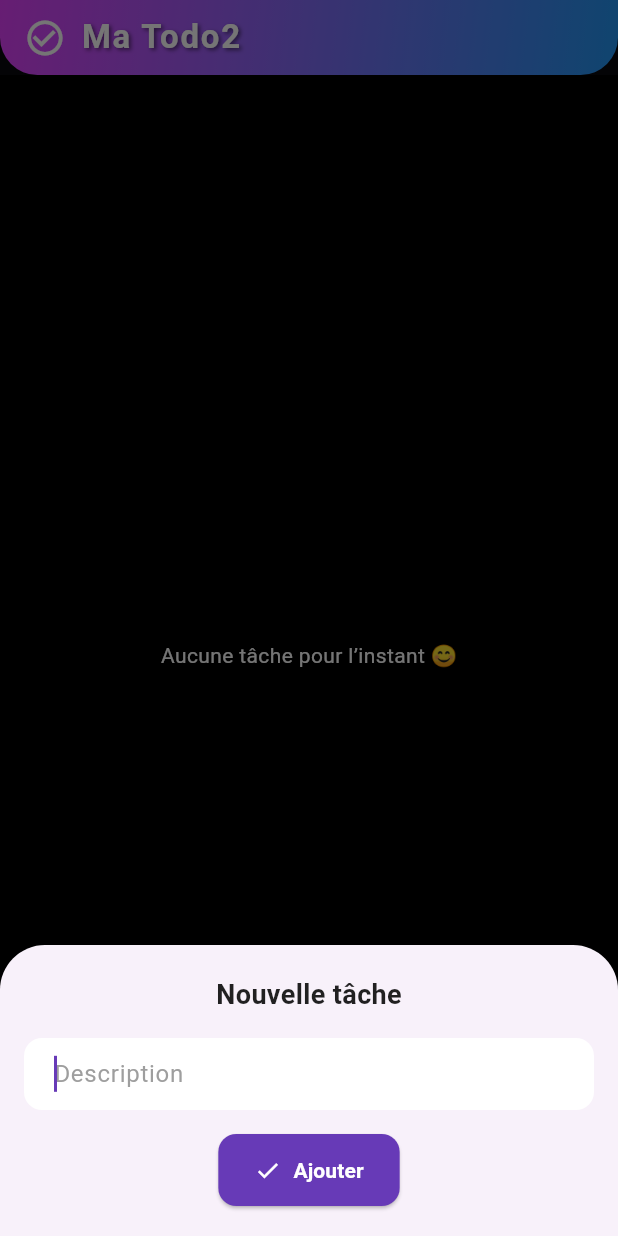
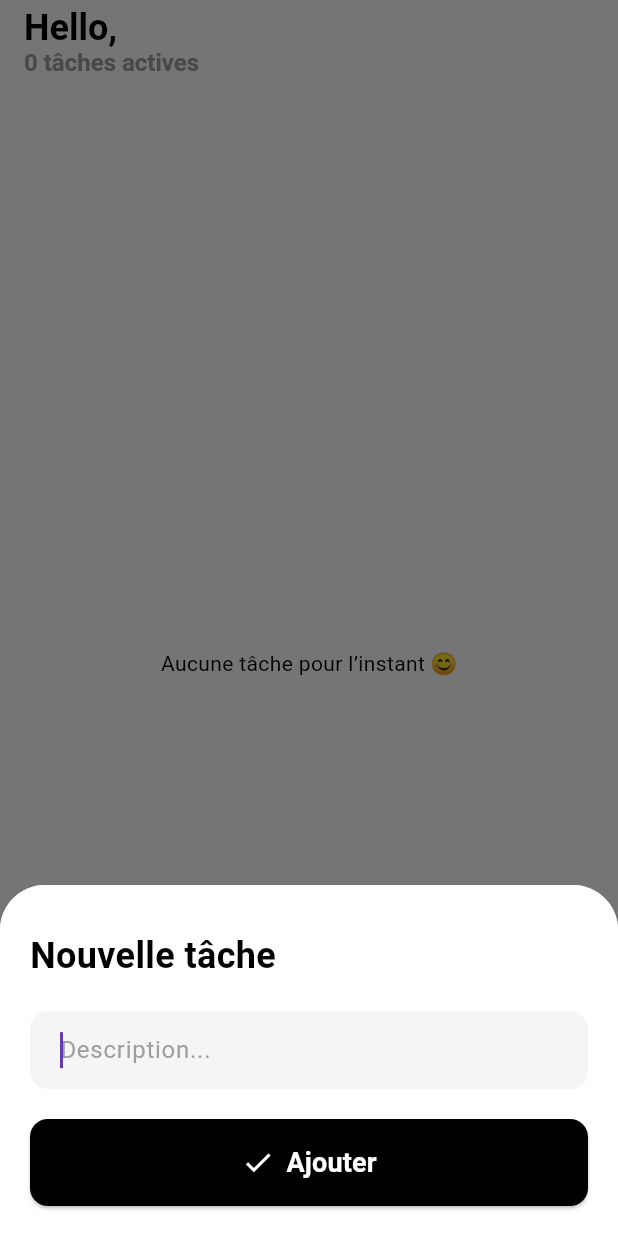
Before and after one commit to arnauddlbghe/daily_todo_app, a Flutter app: the screen it shows after launch, after a tap on the "add" icon, on a phone screen of 412 x 824 dp. Run offline on Flutter 3.47's test engine with Material 3 defaults, Android fonts, the phone set to English and light mode, and no system bars; our stand-ins replace flutter_bloc, sqflite; accounts and stored records are empty.

Commit message:
feat: rework screens ui/ux

```diff
--- /dev/null
+++ b/devtools_options.yaml
@@ -0,0 +1,3 @@
+description: This file stores settings for Dart & Flutter DevTools.
+documentation: https://docs.flutter.dev/tools/devtools/extensions#configure-extension-enablement-states
+extensions:
--- a/lib/components/add_todo_sheet.dart
+++ b/lib/components/add_todo_sheet.dart
@@ -13,31 +13,43 @@ class AddTodoSheet extends StatelessWidget {
   Widget build(BuildContext context) {
     final TextEditingController _controller = TextEditingController();
 
-    return Padding(
+    return Container(
+      decoration: const BoxDecoration(
+        color: Colors.white,
+        borderRadius: BorderRadius.vertical(top: Radius.circular(30)),
+      ),
+      child: Padding(
         padding: EdgeInsets.only(
-        left: 16,
-        right: 16,
+          left: 20,
+          right: 20,
           bottom: MediaQuery.of(context).viewInsets.bottom + 20,
-        top: 20,
+          top: 30,
         ),
         child: Column(
           mainAxisSize: MainAxisSize.min,
+          crossAxisAlignment: CrossAxisAlignment.start,
           children: [
             const Text(
               'Nouvelle tâche',
-            style: TextStyle(fontSize: 18, fontWeight: FontWeight.bold),
+              style: TextStyle(
+                fontSize: 24,
+                fontWeight: FontWeight.bold,
+                color: Colors.black,
               ),
-          const SizedBox(height: 16),
+            ),
+            const SizedBox(height: 20),
             TextField(
               controller: _controller,
               autofocus: true,
+              style: const TextStyle(color: Colors.black),
               decoration: InputDecoration(
-              hintText: 'Description',
+                hintText: 'Description...',
+                hintStyle: TextStyle(color: Colors.grey.shade500),
                 filled: true,
-              fillColor: Colors.white,
+                fillColor: Colors.grey.shade100,
                 contentPadding: const EdgeInsets.symmetric(
                   horizontal: 16,
-                vertical: 12,
+                  vertical: 14,
                 ),
                 border: OutlineInputBorder(
                   borderRadius: BorderRadius.circular(12),
@@ -45,14 +57,19 @@ class AddTodoSheet extends StatelessWidget {
                 ),
               ),
             ),
-          const SizedBox(height: 16),
-          ElevatedButton.icon(
-            icon: const Icon(Icons.check),
-            label: const Text('Ajouter'),
+            const SizedBox(height: 20),
+            SizedBox(
+              width: double.infinity,
+              child: ElevatedButton.icon(
+                icon: const Icon(Icons.check, size: 22),
+                label: const Text(
+                  'Ajouter',
+                  style: TextStyle(fontSize: 18, fontWeight: FontWeight.bold),
+                ),
                 style: ElevatedButton.styleFrom(
-              backgroundColor: Theme.of(context).primaryColor,
+                  backgroundColor: Colors.black,
                   foregroundColor: Colors.white,
-              padding: const EdgeInsets.symmetric(horizontal: 24, vertical: 14),
+                  padding: const EdgeInsets.symmetric(vertical: 16),
                   shape: RoundedRectangleBorder(
                     borderRadius: BorderRadius.circular(12),
                   ),
@@ -73,7 +90,9 @@ class AddTodoSheet extends StatelessWidget {
                   }
                 },
               ),
+            ),
           ],
+        ),
       ),
     );
   }
--- a/lib/screens/home_screen.dart
+++ b/lib/screens/home_screen.dart
@@ -1,5 +1,6 @@
 import 'package:flutter/material.dart';
 import 'package:flutter_bloc/flutter_bloc.dart';
+import 'package:intl/intl.dart';
 import '../blocs/todo_bloc.dart';
 import '../blocs/todo_event.dart';
 import '../blocs/todo_state.dart';
@@ -10,100 +11,90 @@ class HomeScreen extends StatelessWidget {
 
   @override
   Widget build(BuildContext context) {
-    context.read<TodoBloc>().add(LoadTodos());
-    final theme = Theme.of(context);
+    context.read<TodoBloc>().add(
+      LoadTodos(),
+    ); // Charger les données dès l'ouverture
 
     return Scaffold(
-      backgroundColor: Colors.black,
+      backgroundColor: Colors.white,
       appBar: PreferredSize(
-        preferredSize: const Size.fromHeight(
-          50,
-        ), // Réduire la taille de l'AppBar
+        preferredSize: const Size.fromHeight(60),
         child: AppBar(
-          title: Row(
+          backgroundColor: Colors.white,
+          elevation: 0,
+          title: Column(
+            crossAxisAlignment: CrossAxisAlignment.start,
             children: [
-              Icon(
-                Icons
-                    .check_circle_outline, // Ajoutez une icône si vous le souhaitez
-                color: Colors.white,
-                size: 28,
+              const Text(
+                'Hello,',
+                style: TextStyle(
+                  fontSize: 24,
+                  fontWeight: FontWeight.bold,
+                  color: Colors.black,
+                ),
               ),
-              const SizedBox(width: 10),
-              const Text(
-                'Ma Todo2',
-                style: TextStyle(
-                  fontWeight: FontWeight.bold,
-                  fontSize: 22,
-                  letterSpacing:
-                      1.2, // Espacement des lettres pour plus de style
-                  color: Colors.white,
-                  shadows: [
-                    Shadow(
-                      offset: Offset(1.5, 1.5),
-                      blurRadius: 3,
-                      color: Colors.black54,
-                    ),
-                  ], // Ombre légère pour un effet plus moderne
-                ),
+              BlocBuilder<TodoBloc, TodoState>(
+                builder: (context, state) {
+                  final activeTasks =
+                      state.todos.values
+                          .expand((e) => e)
+                          .where((todo) => !todo.isDone)
+                          .length;
+                  return Text(
+                    '$activeTasks tâches actives',
+                    style: const TextStyle(fontSize: 16, color: Colors.grey),
+                  );
+                },
               ),
             ],
           ),
-          backgroundColor:
-              Colors.transparent, // Fond transparent pour le dégradé
-          flexibleSpace: Container(
-            decoration: BoxDecoration(
-              gradient: LinearGradient(
-                colors: [Colors.purpleAccent, Colors.blue], // Dégradé élégant
-                begin: Alignment.topLeft,
-                end: Alignment.bottomRight,
-              ),
-              borderRadius: const BorderRadius.only(
-                bottomLeft: Radius.circular(25),
-                bottomRight: Radius.circular(25),
-              ),
-            ),
-          ),
-          elevation: 4, // Ombre légère sous l'AppBar
         ),
       ),
       body: BlocBuilder<TodoBloc, TodoState>(
         builder: (context, state) {
-          // Vérifier si la Map est vide
           if (state.todos.isEmpty) {
             return const Center(
               child: Text(
                 "Aucune tâche pour l’instant 😊",
-                style: TextStyle(color: Colors.white),
+                style: TextStyle(color: Colors.black),
               ),
             );
           }
           return ListView(
-            padding: const EdgeInsets.all(16),
+            padding: const EdgeInsets.only(
+              top: 0,
+              left: 16,
+              right: 16,
+              bottom: 16,
+            ),
             children:
                 state.todos.keys.map((date) {
                   final todos = state.todos[date]!;
+                  final formattedDate = DateFormat(
+                    'dd/MM/yyyy',
+                  ).format(DateTime.parse(date));
+
                   return Column(
                     crossAxisAlignment: CrossAxisAlignment.start,
                     children: [
-                      // Titre (la date ou autre critère)
                       Padding(
-                        padding: const EdgeInsets.only(top: 20, bottom: 10),
+                        padding: const EdgeInsets.only(top: 20, bottom: 8),
                         child: Text(
-                          date, // La date ou le titre de la catégorie
+                          formattedDate,
                           style: const TextStyle(
-                            fontSize: 18,
+                            fontSize: 16,
                             fontWeight: FontWeight.bold,
-                            color: Colors.white,
+                            color: Colors.black,
                           ),
                         ),
                       ),
-                      // Liste des tâches pour cette date
                       ListView.separated(
-                        shrinkWrap:
-                            true, // Pour que la ListView ne prenne pas trop de place
+                        shrinkWrap: true,
                         physics: const NeverScrollableScrollPhysics(),
                         itemCount: todos.length,
-                        separatorBuilder: (_, __) => const SizedBox(height: 12),
+                        separatorBuilder:
+                            (_, __) =>
+                                const SizedBox(height: 10), // espace réduit
                         itemBuilder: (context, index) {
                           final todo = todos[index];
                           return Dismissible(
@@ -115,6 +106,7 @@ class HomeScreen extends StatelessWidget {
                               padding: const EdgeInsets.symmetric(
                                 horizontal: 20,
                               ),
+
                               child: const Icon(
                                 Icons.delete_forever,
                                 color: Colors.white,
@@ -125,45 +117,38 @@ class HomeScreen extends StatelessWidget {
                             },
                             child: Container(
                               decoration: BoxDecoration(
-                                color: Colors.grey.shade900,
-                                borderRadius: BorderRadius.circular(15),
+                                color:
+                                    todo.isDone
+                                        ? Color.fromARGB(255, 179, 237, 200)
+                                        : Color.fromARGB(255, 244, 241, 241),
+                                borderRadius: BorderRadius.circular(6),
                               ),
                               child: ListTile(
-                                contentPadding: const EdgeInsets.symmetric(
-                                  horizontal: 18,
-                                  vertical: 6,
+                                onTap: () {
+                                  context.read<TodoBloc>().add(
+                                    ToggleTodo(todo),
+                                  );
+                                },
+                                contentPadding: const EdgeInsets.only(
+                                  left: 16,
+                                  right: 16,
                                 ),
                                 title: Row(
-                                  crossAxisAlignment: CrossAxisAlignment.start,
+                                  crossAxisAlignment: CrossAxisAlignment.center,
                                   children: [
                                     Expanded(
                                       child: Text(
                                         todo.description,
-                                        style: const TextStyle(
+                                        style: TextStyle(
                                           fontSize: 16,
-                                          fontWeight: FontWeight.bold,
-                                          color: Colors.white,
+                                          fontWeight: FontWeight.w500,
+                                          color: Colors.black,
+                                          decoration:
+                                              todo.isDone
+                                                  ? TextDecoration.lineThrough
+                                                  : TextDecoration.none,
                                         ),
-                                        maxLines: 3,
-                                        overflow: TextOverflow.ellipsis,
                                       ),
-                                    ),
-                                    IconButton(
-                                      icon: Icon(
-                                        todo.isDone
-                                            ? Icons.check_circle
-                                            : Icons.radio_button_unchecked,
-                                        color:
-                                            todo.isDone
-                                                ? Colors.green
-                                                : Colors.white,
-                                        size: 30,
-                                      ),
-                                      onPressed: () {
-                                        context.read<TodoBloc>().add(
-                                          ToggleTodo(todo),
-                                        );
-                                      },
                                     ),
                                   ],
                                 ),
@@ -180,8 +165,8 @@ class HomeScreen extends StatelessWidget {
       ),
       floatingActionButton: FloatingActionButton(
         onPressed: () => _showAddTodoBottomSheet(context),
-        backgroundColor: theme.primaryColor,
-        child: const Icon(Icons.add, size: 30),
+        backgroundColor: Colors.black,
+        child: const Icon(Icons.add, size: 28, color: Colors.white),
       ),
     );
   }
@@ -193,14 +178,8 @@ class HomeScreen extends StatelessWidget {
       shape: const RoundedRectangleBorder(
         borderRadius: BorderRadius.vertical(top: Radius.circular(30)),
       ),
+      backgroundColor: Colors.white,
       builder: (context) => AddTodoSheet(parentContext: context),
     );
   }
-
-  String _formatDate(DateTime date) {
-    final d = date.toLocal();
-    return "${_addZero(d.day)}/${_addZero(d.month)}/${d.year}";
-  }
-
-  String _addZero(int n) => n < 10 ? '0$n' : '$n';
 }
--- a/lib/services/database_helper.dart
+++ b/lib/services/database_helper.dart
@@ -59,7 +59,7 @@ class DatabaseHelper {
 
   Future<Map<String, List<Todo>>> getAllTodos() async {
     Database db = await database;
-    var result = await db.query(table);
+    var result = await db.query(table, orderBy: 'date DESC');
 
     List<Todo> todos =
         result.isNotEmpty
--- a/pubspec.yaml
+++ b/pubspec.yaml
@@ -37,6 +37,7 @@ dependencies:
   flutter_bloc: ^9.1.0
   sqflite: ^2.0.0+4
   path_provider: ^2.0.1
+  intl: ^0.18.1 # (ou la dernière version stable)
 
 dev_dependencies:
   flutter_test:
```
Also changed, not shown: pubspec.lock. Lines whose indentation alone changed are shown as unchanged.
